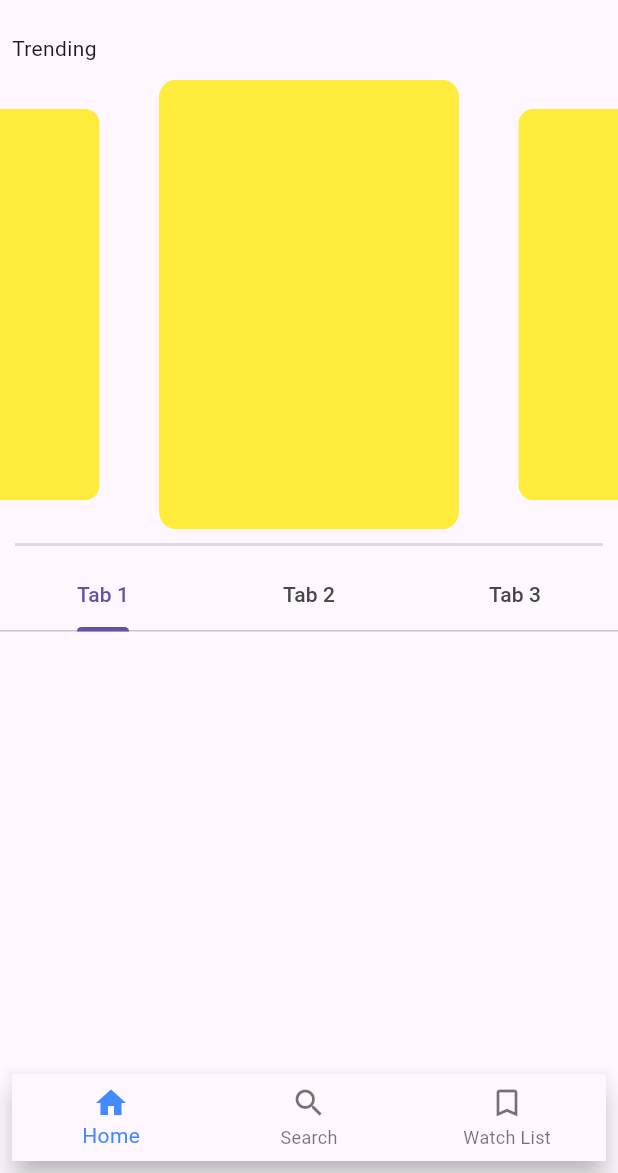
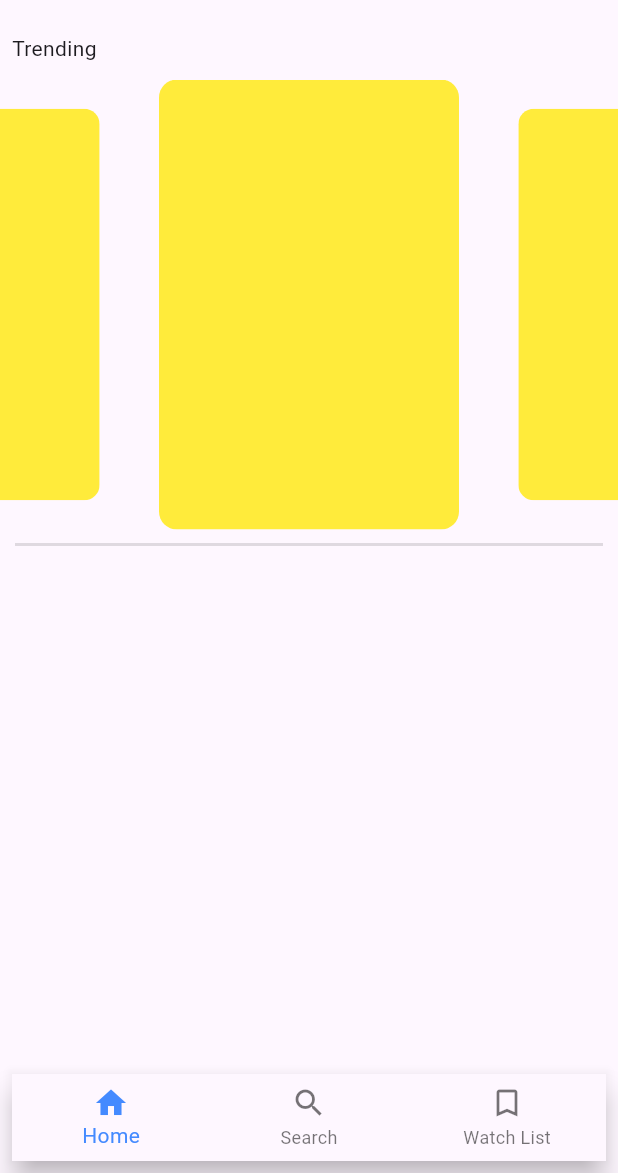
Before and after one commit to Ma7moudMSA/MovieMania, a Flutter app: the screen it shows after launch, on a phone screen of 412 x 824 dp, the part 63-1236 px from its top. Run offline on Flutter 3.47's test engine with Material 3 defaults, Android fonts, the phone set to English and light mode, and no system bars; drawn by our look-alikes of carousel_slider.

Commit message:
failed to add tab bar

```diff
--- a/lib/main.dart
+++ b/lib/main.dart
@@ -5,40 +5,6 @@ import 'footer.dart';
 bool backgroundColor = true; // 1 for dark theme, 0 for light theme
 bool isitdark = false;
 
-class Tab1Content extends StatelessWidget {
-  @override
-  Widget build(BuildContext context)
-  {
-    // Fetch and display data for Tab 1 here
-    return ListView(
-      children: [
-        // List items or other content
-      ],
-    );
-  }
-}
-
-class Tab2Content extends StatelessWidget {
-  @override
-  Widget build(BuildContext context) {
-    // Fetch and display data for Tab 2 here
-    return ListView(
-      children: [
-        // List items or other content
-      ],
-    );
-  }
-}
-
-class Tab3Content extends StatelessWidget {
-  @override
-  Widget build(BuildContext context) {
-    // Fetch and display data for Tab 3 here
-    return Center(
-      child: Text('Tab 3 Content'),
-    );
-  }
-}
 Widget buildIcon() {
   return backgroundColor == isitdark
       ? Icon(Icons.dark_mode, color: Colors.white)
@@ -57,14 +23,18 @@ class MyApp extends StatefulWidget {
 }
 
 class _MyAppState extends State<MyApp> {
+
   @override
   Widget build(BuildContext context) {
+    //hena al this beydy error ma3rf4 leh
+   // TabController _tabController = TabController(length: 3, vsync: this);
     return MaterialApp(
       debugShowCheckedModeBanner: false,
       title: "MovieMania",
       themeMode: backgroundColor == isitdark ? ThemeMode.dark : ThemeMode.light,
       darkTheme: ThemeData.dark().copyWith(
           scaffoldBackgroundColor: Colors.black38, useMaterial3: true),
+
       home: Scaffold(
         appBar: AppBar(
           backgroundColor: Colors.transparent,
@@ -89,7 +59,9 @@ class _MyAppState extends State<MyApp> {
                 padding: const EdgeInsets.all(8.0),
                 child: Text("Trending"),
               ),
-              SizedBox(height: 3,),
+              SizedBox(
+                height: 3,
+              ),
               SizedBox(
                 width: double.infinity,
                 child: CarouselSlider.builder(
@@ -123,18 +95,15 @@ class _MyAppState extends State<MyApp> {
                 indent: 10,
                 endIndent: 10,
               ),
-              DefaultTabController(
-                length: 3, // Number of tabs
-                child: TabBar(
-                  tabs: [
-                    Tab(text: "Tab 1"),
-                    Tab(text: "Tab 2"),
-                    Tab(text: "Tab 3"),
-                  ],
-                ),
+             //m4 3ayza tozbot fe mo4kela fe tabcontroller
+             /** Container(
+                child: TabBar(controller: _tabController, tabs: [Text("data"),Text("data1"),Text("data2")]),
+              ),
+              Container(
+                child: TabBarView(controller: _tabController, children: [Text("data"),Text("data1"),Text("data2")]),
+              )
 
-              ),
-
+              **/
 
             ],
           ),
```
